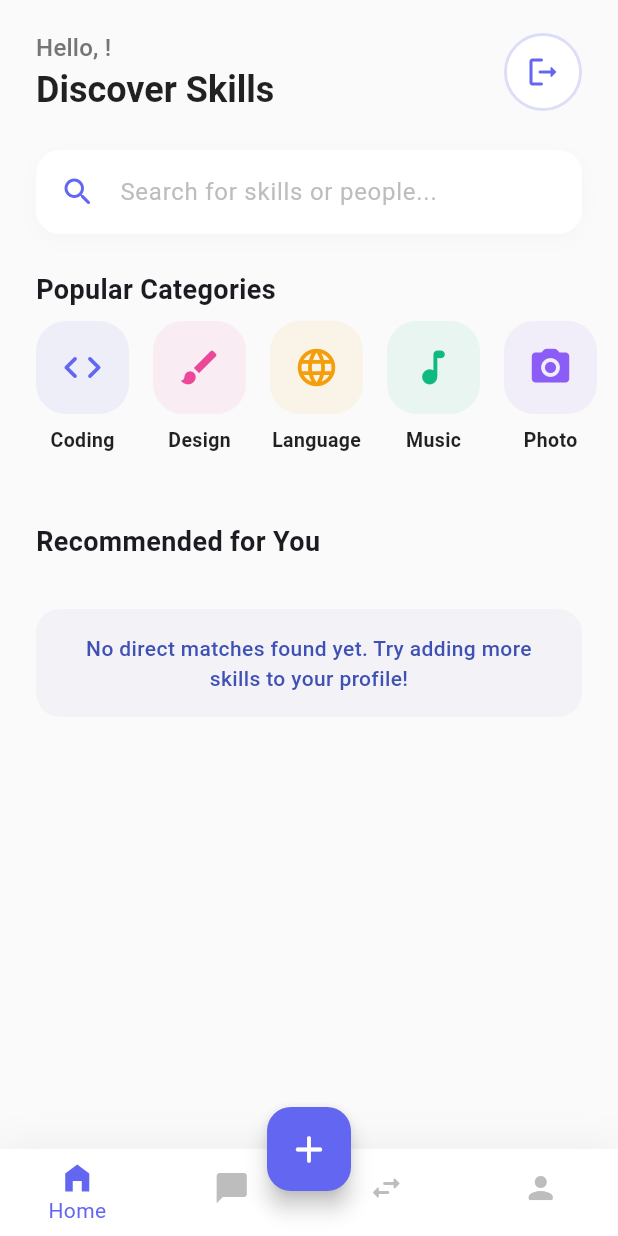
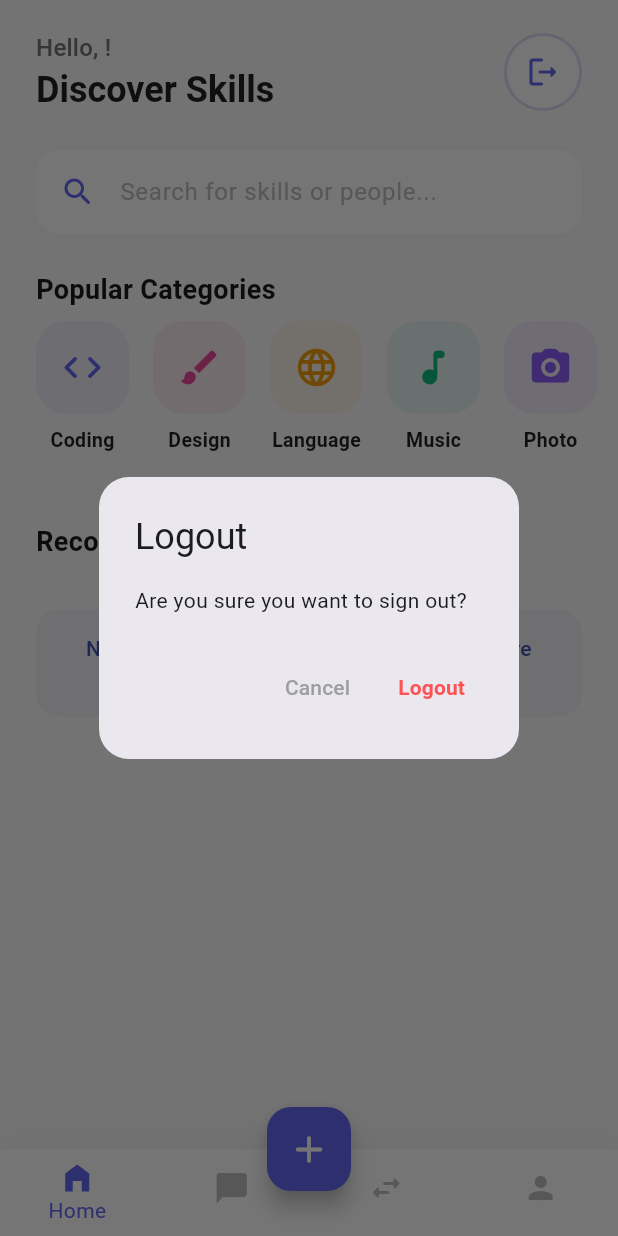
Before and after one commit to SachinthaAbeygunasekara/learnxchange-mobile-app, a Flutter app: the screen it shows once a user with an empty profile is signed in, after a tap on the "logout" icon, on a phone screen of 412 x 824 dp. Run offline on Flutter 3.47's test engine with Material 3 defaults, Android fonts, the phone set to English and light mode, and no system bars; our stand-ins replace cloud_firestore, firebase_auth, firebase_core, image_picker; accounts and stored records are empty.

Commit message:
ux: add logout confirmation dialog to home screen

```diff
--- a/lib/screens/matching/home_screen.dart
+++ b/lib/screens/matching/home_screen.dart
@@ -134,7 +134,28 @@ class HomeView extends StatelessWidget {
                       ),
                       GestureDetector(
                         onTap: () async {
-                          await FirebaseAuth.instance.signOut();
+                          final confirm = await showDialog<bool>(
+                            context: context,
+                            builder: (context) => AlertDialog(
+                              title: const Text('Logout'),
+                              content: const Text('Are you sure you want to sign out?'),
+                              shape: RoundedRectangleBorder(borderRadius: BorderRadius.circular(20)),
+                              actions: [
+                                TextButton(
+                                  onPressed: () => Navigator.pop(context, false),
+                                  child: const Text('Cancel', style: TextStyle(color: Colors.grey)),
+                                ),
+                                TextButton(
+                                  onPressed: () => Navigator.pop(context, true),
+                                  child: const Text('Logout', style: TextStyle(color: Colors.redAccent, fontWeight: FontWeight.bold)),
+                                ),
+                              ],
+                            ),
+                          );
+
+                          if (confirm == true) {
+                            await FirebaseAuth.instance.signOut();
+                          }
                         },
                         child: Container(
                           decoration: BoxDecoration(
```
